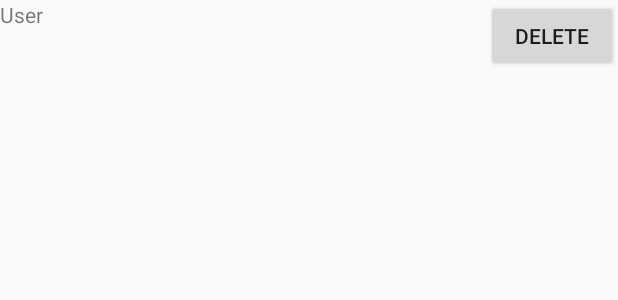
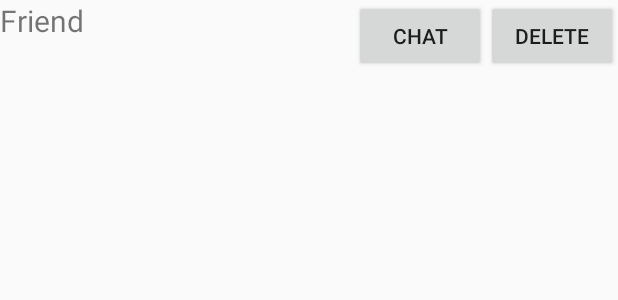
Before and after one commit to gvekan/tddd80-android-flask, an Android app: the layout friend.xml on its own in the app's theme, with its tools: preview values and no code run, on a phone screen of 412 x 824 dp. Shown: the top 300 px of the screen. Run offline under Robolectric (Android 15) with nearby library versions, the phone set to English and light mode, and no system bars; network calls fail.

```diff
--- a/AndroidProjekt/app/src/main/java/com/example/simsu451/androidprojekt/RegisterActivity.java
+++ b/AndroidProjekt/app/src/main/java/com/example/simsu451/androidprojekt/RegisterActivity.java
@@ -21,7 +21,7 @@ import org.json.JSONException;
 import org.json.JSONObject;
 
 /**
- * The RegisterActivity is the activity where you can register a new user.
+ * The RegisterActivity is the activity where you can register a new friend.
  */
 
 public class RegisterActivity extends AppCompatActivity {
--- a/AndroidProjekt/app/src/main/java/com/example/simsu451/androidprojekt/UsersAdapter.java
+++ b/AndroidProjekt/app/src/main/java/com/example/simsu451/androidprojekt/UsersAdapter.java
@@ -38,7 +38,7 @@ public class UsersAdapter extends ArrayAdapter<User>{
     @Override
     public View getView(int position, View convertView, @NonNull ViewGroup parent) {
         if (convertView == null) {
-            convertView = LayoutInflater.from(getContext()).inflate(R.layout.user, parent, false);
+            convertView = LayoutInflater.from(getContext()).inflate(R.layout.friend, parent, false);
         }
         final User user = getItem(position);
         if (user != null) {
--- a/AndroidProjekt/app/src/main/java/com/example/simsu451/androidprojekt/chat/ChatActivity.java
+++ b/AndroidProjekt/app/src/main/java/com/example/simsu451/androidprojekt/chat/ChatActivity.java
@@ -43,7 +43,7 @@ public class ChatActivity extends AppCompatActivity {
         setContentView(R.layout.activity_chat);
 
         Bundle extras = getIntent().getExtras();
-        jsonFriend = extras.getString("user"); // http://stackoverflow.com/questions/4249897/how-to-send-objects-through-bundle
+        jsonFriend = extras.getString("friend"); // http://stackoverflow.com/questions/4249897/how-to-send-objects-through-bundle
         friend = new Gson().fromJson(jsonFriend, User.class);
 
         setTitle(friend.getFirstName() + ' ' + friend.getLastName());
@@ -112,7 +112,7 @@ public class ChatActivity extends AppCompatActivity {
 
     public void tokenExpired() {
         Bundle bundle = new Bundle();
-        bundle.putString("user", jsonFriend);
+        bundle.putString("friend", jsonFriend);
         LoginActivity.tokenExpired(this, bundle);
     }
 }
--- a/AndroidProjekt/app/src/main/java/com/example/simsu451/androidprojekt/friend/FriendsAdapter.java
+++ b/AndroidProjekt/app/src/main/java/com/example/simsu451/androidprojekt/friend/FriendsAdapter.java
@@ -29,7 +29,7 @@ import java.util.HashMap;
 import java.util.Map;
 
 /**
- * The FriendAdapter handles the FriendActivity. It handles the list of Friends the user has.
+ * The FriendAdapter handles the FriendActivity. It handles the list of Friends the friend has.
  */
 
 class FriendsAdapter extends ArrayAdapter<User> {
@@ -43,28 +43,25 @@ class FriendsAdapter extends ArrayAdapter<User> {
     @Override
     public View getView(int position, View convertView, @NonNull ViewGroup parent) {
         if (convertView == null) {
-            convertView = LayoutInflater.from(getContext()).inflate(R.layout.user, parent, false);
+            convertView = LayoutInflater.from(getContext()).inflate(R.layout.friend, parent, false);
         }
         final User user = getItem(position);
         if (user != null) {
-            TextView tvFriend = (TextView) convertView.findViewById(R.id.tvUser);
-            tvFriend.setText(user.getFirstName() + ' ' + user.getLastName());
+            Button removeButton = (Button) convertView.findViewById(R.id.removeButton);
+            removeButton.setOnClickListener(new View.OnClickListener() {
+                @Override
+                public void onClick(View v) {
+                    removeFriend(user);
+                }
+            });
 
-            tvFriend.setOnClickListener(new View.OnClickListener() {
+            Button chatButton = (Button) convertView.findViewById(R.id.chatButton);
+            chatButton.setOnClickListener(new View.OnClickListener() {
                 @Override
                 public void onClick(View v) {
                     Intent intent = new Intent(getContext(), ChatActivity.class);
-                    intent.putExtra("user", new Gson().toJson(user)); // http://stackoverflow.com/questions/4249897/how-to-send-objects-through-bundle
+                    intent.putExtra("friend", new Gson().toJson(user)); // http://stackoverflow.com/questions/4249897/how-to-send-objects-through-bundle
                     getContext().startActivity(intent);
-                }
-            });
-
-            Button button = (Button) convertView.findViewById(R.id.button);
-            button.setText(R.string.remove_friend);
-            button.setOnClickListener(new View.OnClickListener() {
-                @Override
-                public void onClick(View v) {
-                    removeFriend(user);
                 }
             });
         }
--- a/AndroidProjekt/app/src/main/java/com/example/simsu451/androidprojekt/friend/RequestsAdapter.java
+++ b/AndroidProjekt/app/src/main/java/com/example/simsu451/androidprojekt/friend/RequestsAdapter.java
@@ -41,18 +41,24 @@ class RequestsAdapter extends ArrayAdapter<User> {
     @Override
     public View getView(int position, View convertView, @NonNull ViewGroup parent) {
         if (convertView == null) {
-            convertView = LayoutInflater.from(getContext()).inflate(R.layout.user, parent, false);
+            convertView = LayoutInflater.from(getContext()).inflate(R.layout.friend, parent, false);
         }
         final User user = getItem(position);
         if (user != null) {
             TextView tvUser = (TextView) convertView.findViewById(R.id.tvUser);
             tvUser.setText(user.getFirstName() + ' ' + user.getLastName());
-            Button addButton = (Button) convertView.findViewById(R.id.button);
-            addButton.setText(R.string.accept);
-            addButton.setOnClickListener(new View.OnClickListener() {
+            Button acceptButton = (Button) convertView.findViewById(R.id.acceptButton);
+            acceptButton.setOnClickListener(new View.OnClickListener() {
                 @Override
                 public void onClick(View v) {
                     addFriend(user);
+                }
+            });
+            Button removeButton = (Button) convertView.findViewById(R.id.removeButton);
+            removeButton.setOnClickListener(new View.OnClickListener() {
+                @Override
+                public void onClick(View v) {
+                    removeFriendRequest(user);
                 }
             });
         }
@@ -114,4 +120,32 @@ class RequestsAdapter extends ArrayAdapter<User> {
         };
         requestQueue.add(stringRequest);
     }
+
+    private void removeFriendRequest(final User user) {
+        String url = Constants.URL + "remove-friend-request/" + user.getEmail();
+        RequestQueue requestQueue = Volley.newRequestQueue(getContext());
+        StringRequest stringRequest = new StringRequest(Request.Method.POST, url,
+                new Response.Listener<String>() {
+                    @Override
+                    public void onResponse(String response) {
+                        friendRequests.getUsers().remove(user);
+                        remove(user);
+                        notifyDataSetChanged();
+                    }},
+                new Response.ErrorListener() {
+                    @Override
+                    public void onErrorResponse(VolleyError error) {
+                        if (error.networkResponse.statusCode == 401) LoginActivity.tokenExpired(getContext(), new Bundle());
+                    }
+                }
+        ){
+            @Override
+            public Map<String, String> getHeaders() throws AuthFailureError {
+                Map<String, String> headers = new HashMap<>();
+                headers.put("Authorization", "Bearer " + Token.getInstance().getToken());
+                return headers;
+            }
+        };
+        requestQueue.add(stringRequest);
+    }
 }
--- a/AndroidProjekt/app/src/main/java/com/example/simsu451/androidprojekt/wall/WallAdapter.java
+++ b/AndroidProjekt/app/src/main/java/com/example/simsu451/androidprojekt/wall/WallAdapter.java
@@ -42,7 +42,7 @@ import java.util.Map;
 
 /**
  * The WallAdapter handles the list of posts, their comments and likes. It uses a SwipeRefreshLayout
- * to allow the user to refresh the page when scrolling
+ * to allow the friend to refresh the page when scrolling
  */
 
 class WallAdapter extends ArrayAdapter<Post> {
@@ -284,7 +284,7 @@ class WallAdapter extends ArrayAdapter<Post> {
 
     void updatePostsForUser() {
         postsLoading = true;
-        String url = Constants.URL + "get-latest-posts-from-user";
+        String url = Constants.URL + "get-latest-posts-from-friend";
         RequestQueue requestQueue = Volley.newRequestQueue(getContext());
         StringRequest stringRequest = new StringRequest(Request.Method.GET, url,
                 new Response.Listener<String>() {
@@ -475,7 +475,7 @@ class WallAdapter extends ArrayAdapter<Post> {
 
     private void updateCommentsForUser() {
         commentsLoading = true;
-        String url = Constants.URL + "get-latest-comments-from-user/" + postWithComments.getId();
+        String url = Constants.URL + "get-latest-comments-from-friend/" + postWithComments.getId();
         RequestQueue requestQueue = Volley.newRequestQueue(getContext());
         StringRequest stringRequest = new StringRequest(Request.Method.GET, url,
                 new Response.Listener<String>() {
--- a/AndroidProjekt/app/src/main/res/layout/user.xml
+++ b/AndroidProjekt/app/src/main/res/layout/friend.xml
@@ -4,17 +4,26 @@
     android:layout_height="match_parent">
 
     <TextView
-        android:text="User"
+        android:text="@string/friend"
         android:layout_width="wrap_content"
         android:layout_height="wrap_content"
+        android:textSize="20sp"
         android:id="@+id/tvUser" />
 
     <Button
-        android:text="Delete"
+        android:text="@string/delete"
         android:layout_width="wrap_content"
         android:layout_height="wrap_content"
         android:layout_alignParentTop="true"
         android:layout_alignParentEnd="true"
-        android:id="@+id/button"/>
+        android:id="@+id/removeButton"/>
+
+    <Button
+        android:text="@string/chat"
+        android:layout_width="wrap_content"
+        android:layout_height="wrap_content"
+        android:layout_alignParentTop="true"
+        android:layout_toStartOf="@+id/removeButton"
+        android:id="@+id/chatButton" />
 
 </RelativeLayout>
--- a/AndroidProjekt/app/src/main/res/values/strings.xml
+++ b/AndroidProjekt/app/src/main/res/values/strings.xml
@@ -31,4 +31,8 @@
     <string name="_0">0</string>
     <string name="text">Text</string>
     <string name="likes">Likes:</string>
+    <string name="delete">Delete</string>
+    <string name="user">User</string>
+    <string name="chat">Chat</string>
+    <string name="friend">Friend</string>
 </resources>
```
Also changed, not shown: AndroidProjekt/app/src/main/java/com/example/simsu451/androidprojekt/friend/RequestsActivity.java (+0 -14 lines), AndroidProjekt/app/src/main/res/layout/activity_friend_requests.xml (+0 -8 lines), AndroidProjekt/app/src/main/res/layout/request.xml (added, +29 -0 lines), AndroidProjekt/app/src/main/java/com/example/simsu451/androidprojekt/readme.txt (deleted).
